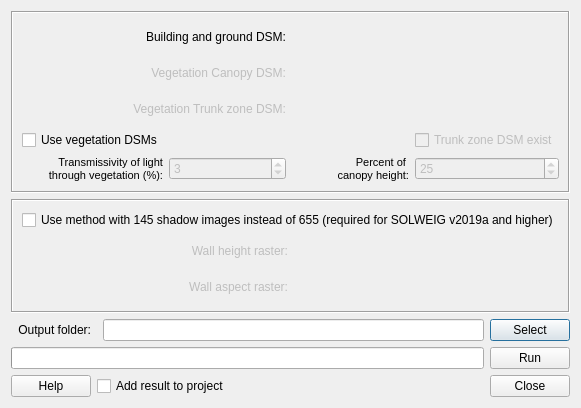
The window that SkyViewFactorCalculator/svf_calculator_dialog_base.ui (UMEP-dev/UMEP) describes before a commit, drawn with Qt 5.
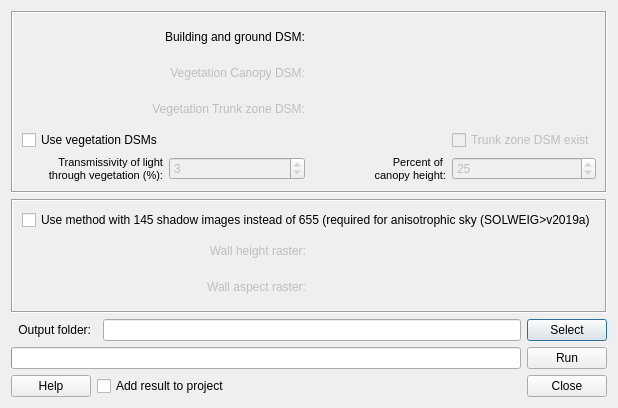
The same window after the commit.

```diff
--- a/SkyViewFactorCalculator/svf_calculator_dialog_base.ui
+++ b/SkyViewFactorCalculator/svf_calculator_dialog_base.ui
@@ -9,7 +9,7 @@
    <rect>
     <x>0</x>
     <y>0</y>
-    <width>541</width>
+    <width>555</width>
     <height>405</height>
    </rect>
   </property>
@@ -29,7 +29,7 @@
       <item row="0" column="0" colspan="2">
        <widget class="QCheckBox" name="checkBoxNewMethod">
         <property name="text">
-         <string>Use method with 145 shadow images instead of 655 (required for SOLWEIG v2019a and higher)</string>
+         <string>Use method with 145 shadow images instead of 655 (required for anisotrophic sky (SOLWEIG&gt;v2019a)</string>
         </property>
        </widget>
       </item>
```
